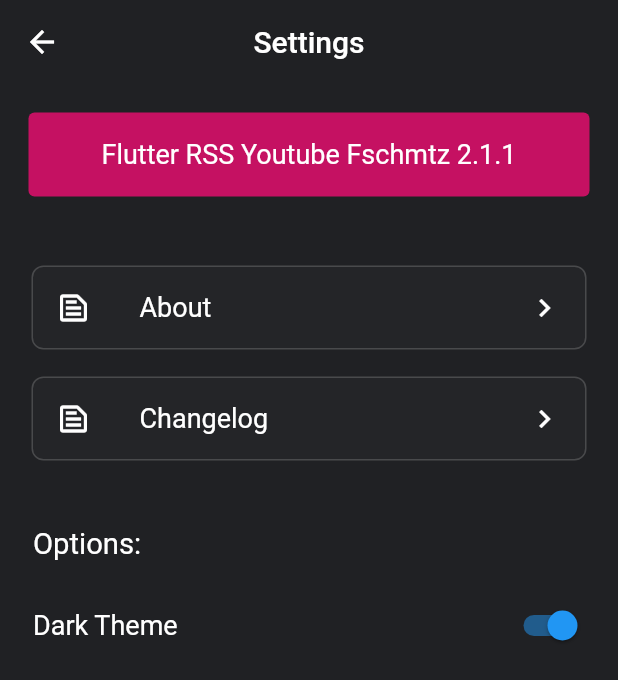
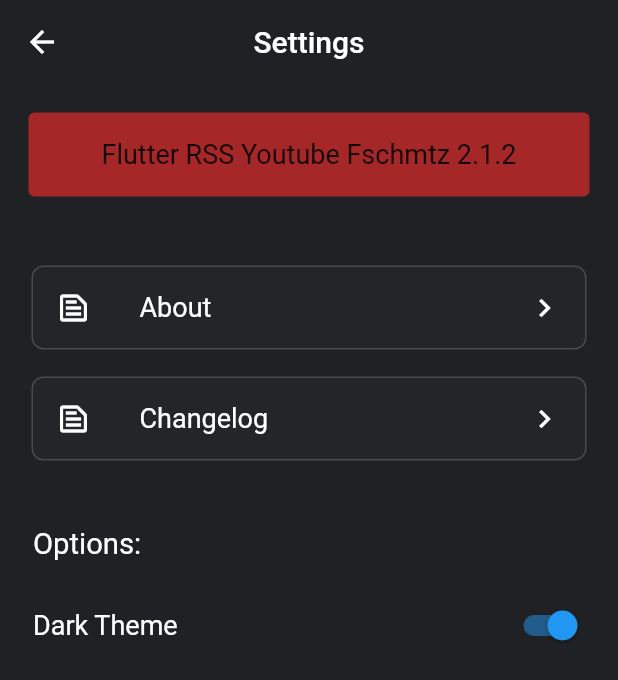
Before and after one commit to Fschmatz/rssyoutubefschmtz, a Flutter app: the Configs screen opened directly, on a phone screen of 412 x 824 dp. Shown: the top 680 px of the screen. Run offline on Flutter 3.47's test engine with Material 2 defaults, Android fonts, the phone set to English and light mode, and no system bars; our stand-ins replace jiffy, share, shared_preferences; missing offline and left inert: dart:ffi, webfeed; accounts and stored records are empty; network calls fail.

Commit message:
Update 2.1.2

```diff
--- a/lib/configs/configs.dart
+++ b/lib/configs/configs.dart
@@ -36,7 +36,7 @@ class _ConfigsState extends State<Configs> {
                   Card(
                     elevation: 0,
                     margin: const EdgeInsets.all(2.0),
-                    color: Colors.pinkAccent[700],
+                    color: Colors.red[800].withOpacity(0.8),
                     child: ListTile(
                       title: Text(
                         "Flutter " +
@@ -44,7 +44,7 @@ class _ConfigsState extends State<Configs> {
                             " " +
                             NameChangelog.versaoApp,
                         textAlign: TextAlign.center,
-                        style: TextStyle(fontSize: 18, color: Theme.of(context).textTheme.headline6.color),
+                        style: TextStyle(fontSize: 18, color: Colors.black87),
                       ),
                     ),
                   ),
--- a/lib/pages/tilesHome/builderFeedList.dart
+++ b/lib/pages/tilesHome/builderFeedList.dart
@@ -61,7 +61,7 @@ class _BuilderFeedListState extends State<BuilderFeedList> {
             child: ListView.builder(
               physics: NeverScrollableScrollPhysics(),
               shrinkWrap: true,
-              itemCount: widget.recents ? 2 : feedYoutube.length,
+              itemCount: widget.recents ? 1 : feedYoutube.length,
               itemBuilder: (context, index) {
                 return ContainerItemHome(
                     feed: new Feed(
--- a/lib/util/nameChangelog.dart
+++ b/lib/util/nameChangelog.dart
@@ -1,7 +1,7 @@
 class NameChangelog{
 
   //se mudar o nome do App não esquecer de alterar, no manifesto
-  static String versaoApp = "2.1.1";
+  static String versaoApp = "2.1.2";
   static String nomeApp = "RSS Youtube Fschmtz";
 
   //1 espaço acima, nenhum embaixo
@@ -9,7 +9,7 @@ class NameChangelog{
 
 Versão Atual:
 
-2.1.1
+2.1.2
 - Fixes
 ''';
 
--- a/pubspec.yaml
+++ b/pubspec.yaml
@@ -15,7 +15,7 @@ publish_to: 'none' # Remove this line if you wish to publish to pub.dev
 # In iOS, build-name is used as CFBundleShortVersionString while build-number used as CFBundleVersion.
 # Read more about iOS versioning at
 # https://developer.apple.com/library/archive/documentation/General/Reference/InfoPlistKeyReference/Articles/CoreFoundationKeys.html
-version: 2.1.1
+version: 2.1.2
 
 environment:
   sdk: ">=2.7.0 <3.0.0"
@@ -31,9 +31,7 @@ dependencies:
   url_launcher: ^5.7.10
   webfeed: ^0.6.0
   jiffy: ^3.0.1
-  #timeago: ^2.0.29
-  #skeleton_text: ^2.0.2
-  #lazy_load_scrollview: ^1.2.0
+
 
   # The following adds the Cupertino Icons font to your application.
   # Use with the CupertinoIcons class for iOS style icons.
```
